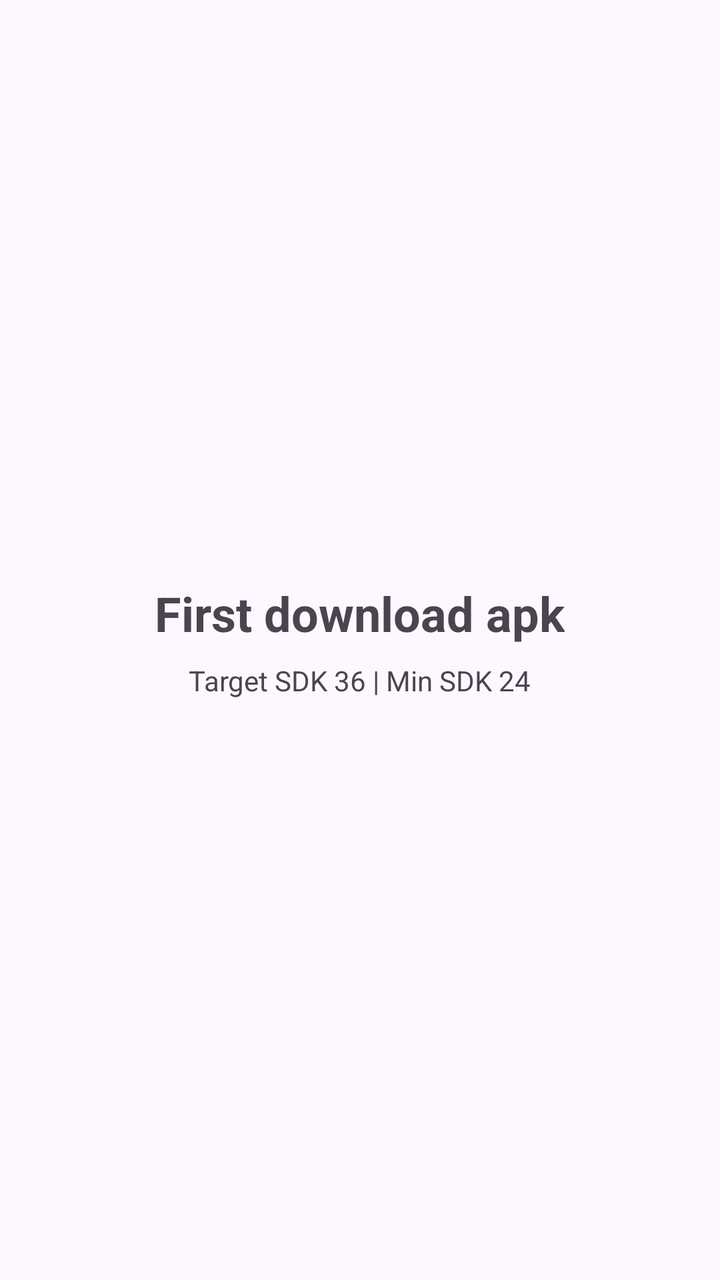
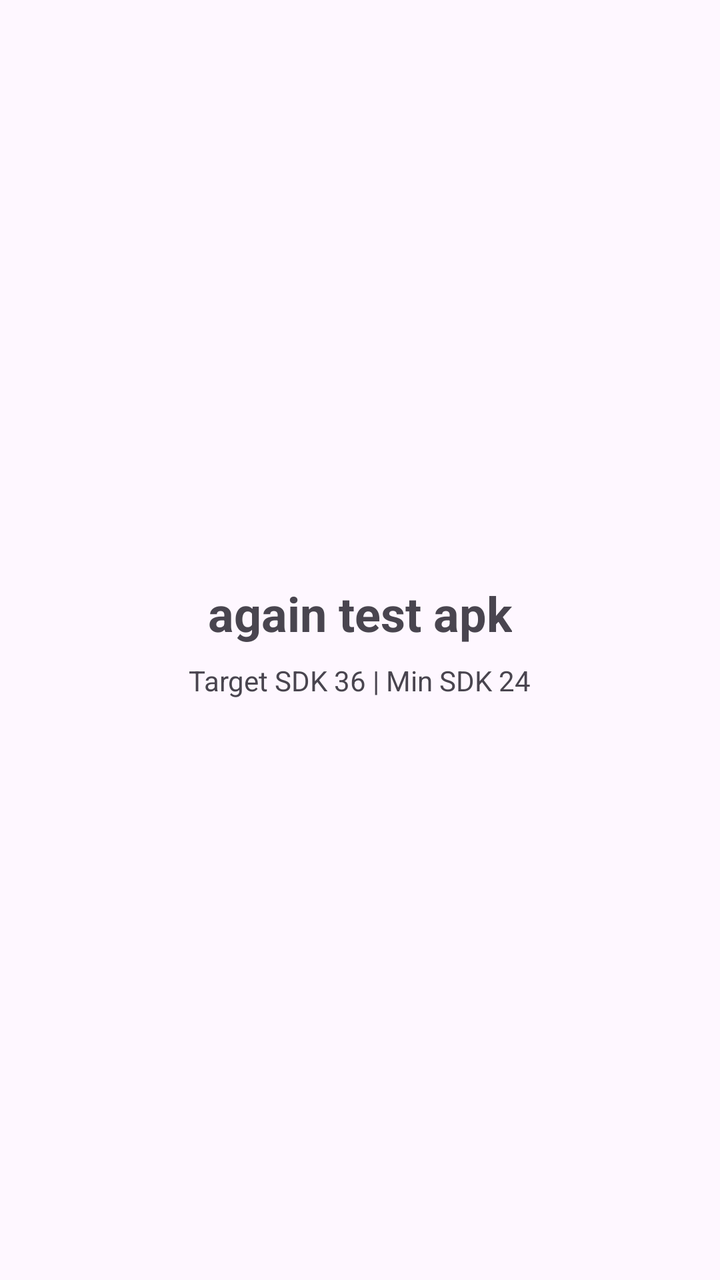

The first picture is an Android layout as it rendered before a commit; the second is the same layout after the commit. The layout source and the unified diff follow.
<!-- AndroidManifest.xml: application theme Theme.AudioRecorder -->
<!-- res/layout/activity_main.xml -->
<?xml version="1.0" encoding="utf-8"?>
<LinearLayout xmlns:android="http://schemas.android.com/apk/res/android"
    android:layout_width="match_parent"
    android:layout_height="match_parent"
    android:gravity="center"
    android:orientation="vertical"
    android:padding="24dp">

    <TextView
        android:layout_width="wrap_content"
        android:layout_height="wrap_content"
        android:text="First download apk"
        android:textSize="24sp"
        android:textStyle="bold" />

    <TextView
        android:layout_width="wrap_content"
        android:layout_height="wrap_content"
        android:layout_marginTop="8dp"
        android:text="Target SDK 36 | Min SDK 24"
        android:textSize="14sp" />

</LinearLayout>
<!-- resources referenced by this layout -->
<resources>
  <style name="Theme.AudioRecorder" parent="Theme.Material3.DayNight.NoActionBar" />
</resources>

<!-- the commit's change to res/layout/activity_main.xml (unified diff, before → after) -->
@@ -9,7 +9,7 @@
     <TextView
         android:layout_width="wrap_content"
         android:layout_height="wrap_content"
-        android:text="First download apk"
+        android:text="again test apk"
         android:textSize="24sp"
         android:textStyle="bold" />
 
